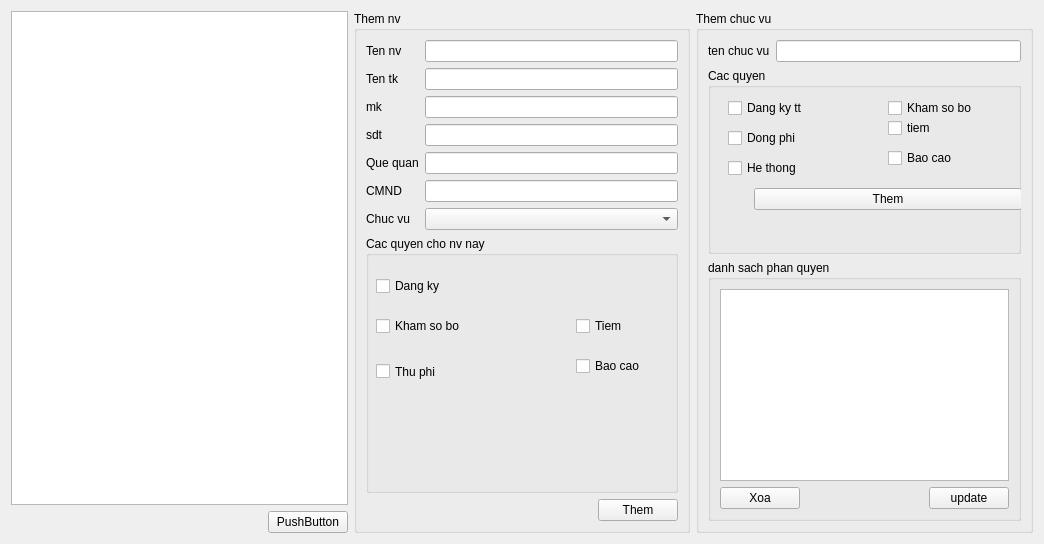
Qt form managenv.ui (xdien/tcmr) before a commit.
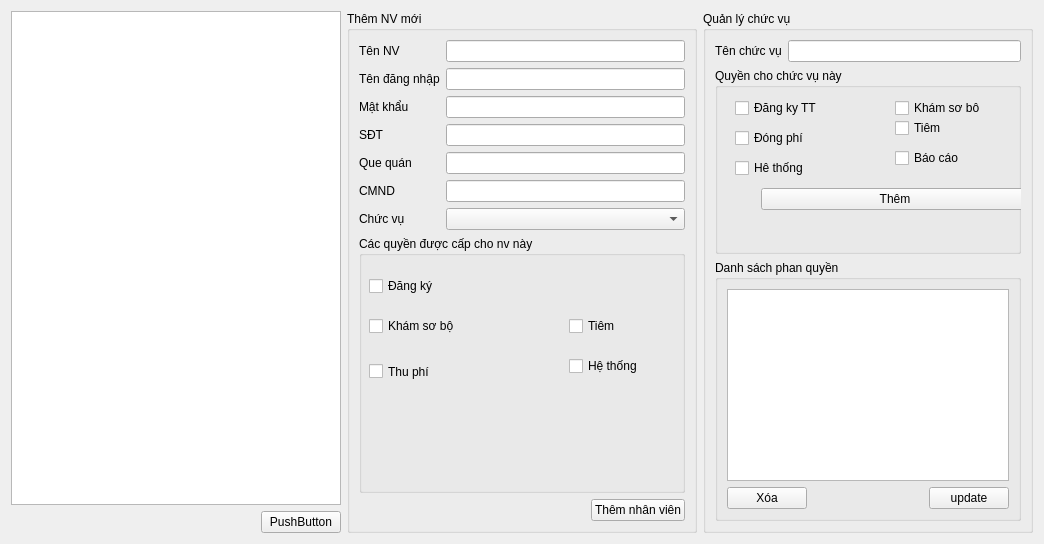
The same form after that commit.

Commit message: Toi uu code, tu dong cap nhat danh sach cho dongphi

Patch:
```diff
--- a/managenv.ui
+++ b/managenv.ui
@@ -55,7 +55,7 @@
    <item>
     <widget class="QGroupBox" name="groupBox_2">
      <property name="title">
-      <string>Them nv</string>
+      <string>Thêm NV mới</string>
      </property>
      <layout class="QVBoxLayout" name="verticalLayout_2">
       <item>
@@ -63,7 +63,7 @@
         <item row="0" column="0">
          <widget class="QLabel" name="label_2">
           <property name="text">
-           <string>Ten nv</string>
+           <string>Tên NV</string>
           </property>
          </widget>
         </item>
@@ -73,28 +73,28 @@
         <item row="1" column="0">
          <widget class="QLabel" name="label_4">
           <property name="text">
-           <string>Ten tk</string>
+           <string>Tên đăng nhập</string>
           </property>
          </widget>
         </item>
         <item row="2" column="0">
          <widget class="QLabel" name="label_5">
           <property name="text">
-           <string>mk</string>
+           <string>Mật khẩu</string>
           </property>
          </widget>
         </item>
         <item row="3" column="0">
          <widget class="QLabel" name="label_6">
           <property name="text">
-           <string>sdt</string>
+           <string>SĐT</string>
           </property>
          </widget>
         </item>
         <item row="4" column="0">
          <widget class="QLabel" name="label_7">
           <property name="text">
-           <string>Que quan</string>
+           <string>Que quán</string>
           </property>
          </widget>
         </item>
@@ -108,7 +108,7 @@
         <item row="6" column="0">
          <widget class="QLabel" name="label_3">
           <property name="text">
-           <string>Chuc vu</string>
+           <string>Chức vụ</string>
           </property>
          </widget>
         </item>
@@ -155,7 +155,7 @@
          </sizepolicy>
         </property>
         <property name="title">
-         <string>Cac quyen cho nv nay</string>
+         <string>Các quyền được cấp cho nv này</string>
         </property>
         <widget class="QCheckBox" name="checkBox_3h">
          <property name="geometry">
@@ -167,7 +167,7 @@
           </rect>
          </property>
          <property name="text">
-          <string>Thu phi</string>
+          <string>Thu phí</string>
          </property>
         </widget>
         <widget class="QCheckBox" name="checkBox_1h">
@@ -180,7 +180,7 @@
           </rect>
          </property>
          <property name="text">
-          <string>Dang ky </string>
+          <string>Đăng ký</string>
          </property>
         </widget>
         <widget class="QCheckBox" name="checkBox_2h">
@@ -193,7 +193,7 @@
           </rect>
          </property>
          <property name="text">
-          <string>Kham so bo</string>
+          <string>Khám sơ bộ</string>
          </property>
         </widget>
         <widget class="QCheckBox" name="checkBox_4h">
@@ -206,7 +206,7 @@
           </rect>
          </property>
          <property name="text">
-          <string>Tiem</string>
+          <string>Tiêm</string>
          </property>
         </widget>
         <widget class="QCheckBox" name="checkBox_5h">
@@ -219,7 +219,7 @@
           </rect>
          </property>
          <property name="text">
-          <string>Bao cao</string>
+          <string>Hệ thống</string>
          </property>
         </widget>
         <zorder>checkBox_1h</zorder>
@@ -253,7 +253,7 @@
            </sizepolicy>
           </property>
           <property name="text">
-           <string>Them</string>
+           <string>Thêm nhân viên</string>
           </property>
          </widget>
         </item>
@@ -265,7 +265,7 @@
    <item>
     <widget class="QGroupBox" name="groupBox">
      <property name="title">
-      <string>Them chuc vu</string>
+      <string>Quản lý chức vụ</string>
      </property>
      <layout class="QVBoxLayout" name="verticalLayout_3">
       <item>
@@ -273,7 +273,7 @@
         <item row="0" column="0">
          <widget class="QLabel" name="label">
           <property name="text">
-           <string>ten chuc vu</string>
+           <string>Tên chức vụ</string>
           </property>
          </widget>
         </item>
@@ -291,7 +291,7 @@
          </sizepolicy>
         </property>
         <property name="title">
-         <string>Cac quyen</string>
+         <string>Quyền cho chức vụ này</string>
         </property>
         <widget class="QCheckBox" name="checkBox_1">
          <property name="geometry">
@@ -303,7 +303,7 @@
           </rect>
          </property>
          <property name="text">
-          <string>Dang ky tt</string>
+          <string>Đăng ky TT</string>
          </property>
         </widget>
         <widget class="QCheckBox" name="checkBox_2">
@@ -316,7 +316,7 @@
           </rect>
          </property>
          <property name="text">
-          <string>Dong phi</string>
+          <string>Đóng phí</string>
          </property>
         </widget>
         <widget class="QCheckBox" name="checkBox_3">
@@ -324,12 +324,12 @@
           <rect>
            <x>180</x>
            <y>30</y>
-           <width>86</width>
+           <width>101</width>
            <height>20</height>
           </rect>
          </property>
          <property name="text">
-          <string>Kham so bo</string>
+          <string>Khám sơ bô </string>
          </property>
         </widget>
         <widget class="QCheckBox" name="checkBox_4">
@@ -342,7 +342,7 @@
           </rect>
          </property>
          <property name="text">
-          <string>Bao cao</string>
+          <string>Báo cáo</string>
          </property>
         </widget>
         <widget class="QCheckBox" name="checkBox_5">
@@ -355,7 +355,7 @@
           </rect>
          </property>
          <property name="text">
-          <string>tiem</string>
+          <string>Tiêm</string>
          </property>
         </widget>
         <widget class="QWidget" name="layoutWidget">
@@ -384,7 +384,7 @@
           <item row="0" column="1">
            <widget class="QPushButton" name="pushButton_2">
             <property name="text">
-             <string>Them</string>
+             <string>Thêm</string>
             </property>
            </widget>
           </item>
@@ -400,7 +400,7 @@
           </rect>
          </property>
          <property name="text">
-          <string>He thong</string>
+          <string>Hê thống</string>
          </property>
         </widget>
        </widget>
@@ -408,7 +408,7 @@
       <item>
        <widget class="QGroupBox" name="groupBox_5">
         <property name="title">
-         <string>danh sach phan quyen</string>
+         <string>Danh sách phan quyền</string>
         </property>
         <layout class="QVBoxLayout" name="verticalLayout_4">
          <item>
@@ -419,7 +419,7 @@
            <item>
             <widget class="QPushButton" name="pushButton_5">
              <property name="text">
-              <string>Xoa</string>
+              <string>Xóa</string>
              </property>
             </widget>
            </item>
```
Left out of the diff: 2 changed lines with no effect on the pictures. The commit also changes 7 other files.
